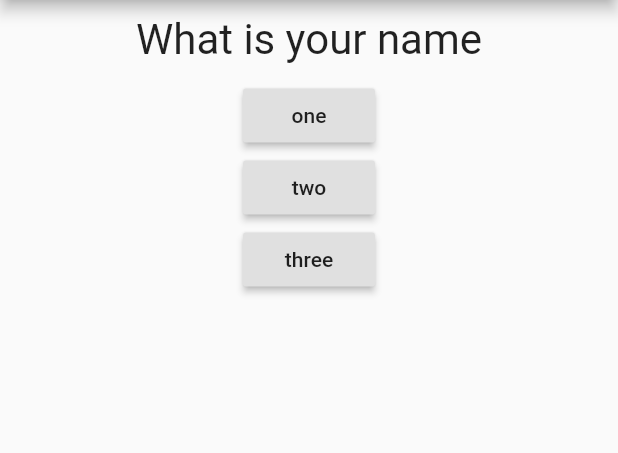
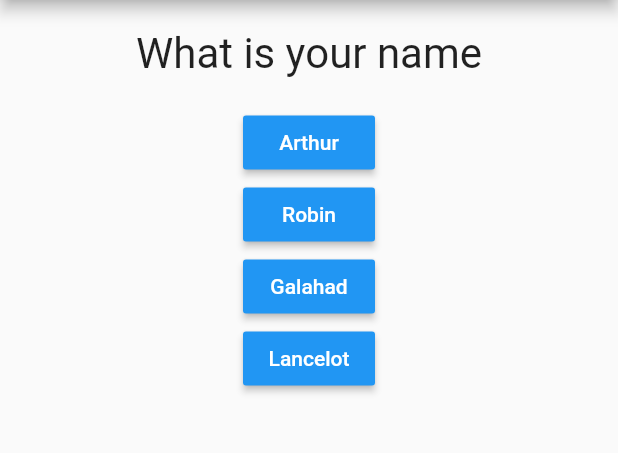
Before and after one commit to rmirabelli/the_coolest_app, a Flutter app: the screen it shows after launch, on a phone screen of 412 x 824 dp, the part 84-537 px from its top. Run offline on Flutter 3.47's test engine with Material 2 defaults, Android fonts, the phone set to English and light mode, and no system bars.

Commit message:
In-class progress

```diff
--- /dev/null
+++ b/lib/answer.dart
@@ -0,0 +1,20 @@
+import 'package:flutter/material.dart';
+
+class Answer extends StatelessWidget {
+  final VoidCallback callback;
+  final String answerText;
+
+  Answer(this.callback, this.answerText);
+
+  @override
+  Widget build(BuildContext context) {
+    return Container(
+      child: RaisedButton(
+        onPressed: callback,
+        child: Text(answerText),
+        color: Colors.blue,
+        textColor: Colors.white,
+      ),
+    );
+  }
+}
--- a/lib/main.dart
+++ b/lib/main.dart
@@ -1,5 +1,6 @@
 import 'package:flutter/material.dart';
 import 'question.dart';
+import 'answer.dart';
 
 void main() => runApp(MyApp());
 
@@ -12,9 +13,31 @@ class MyApp extends StatefulWidget {
 
 class _MyAppState extends State<MyApp> {
   var _questions = [
-    'What is your name',
-    'what is your quest',
-    'What is your favorite color',
+    {
+      'questionText': 'What is your name',
+      'answers': [
+        'Arthur',
+        'Robin',
+        'Galahad',
+        'Lancelot',
+      ],
+    },
+    {
+      'questionText': 'What is your quest',
+      'answers': [
+        'To seek the holy grail',
+        'To unite England',
+        'To hide in a wooden rabbit',
+      ],
+    },
+    {
+      'questionText': 'What is your favorite color',
+      'answers': [
+        'Blue',
+        'Yellow',
+        'Black',
+      ],
+    },
   ];
 
   var _currentQuestionIndex = 0;
@@ -30,6 +53,10 @@ class _MyAppState extends State<MyApp> {
     setState(() => {_currentQuestionIndex = newIndex});
   }
 
+  void buttonPressed() {
+    _questionIndex++;
+  }
+
   @override
   Widget build(BuildContext context) {
     return MaterialApp(
@@ -39,19 +66,11 @@ class _MyAppState extends State<MyApp> {
       ),
       body: Column(
         children: [
-          Question(_questions[_questionIndex]),
-          RaisedButton(
-            onPressed: () => _questionIndex++,
-            child: Text('one'),
-          ),
-          RaisedButton(
-            onPressed: () => _questionIndex++,
-            child: Text('two'),
-          ),
-          RaisedButton(
-            onPressed: () => _questionIndex++,
-            child: Text('three'),
-          ),
+          Question(_questions[_questionIndex]['questionText'] as String),
+          ...(_questions[_questionIndex]['answers'] as List<String>)
+              .map((answer) {
+            return Answer(buttonPressed, answer);
+          }).toList(),
         ],
       ),
     ));
--- a/lib/question.dart
+++ b/lib/question.dart
@@ -12,7 +12,7 @@ class Question extends StatelessWidget {
   Widget build(BuildContext context) {
     return Container(
       width: double.infinity,
-      margin: EdgeInsets.symmetric(vertical: 10, horizontal: 10),
+      margin: EdgeInsets.all(19),
       child: Text(
         questionText,
         style: TextStyle(fontSize: 28),
```
